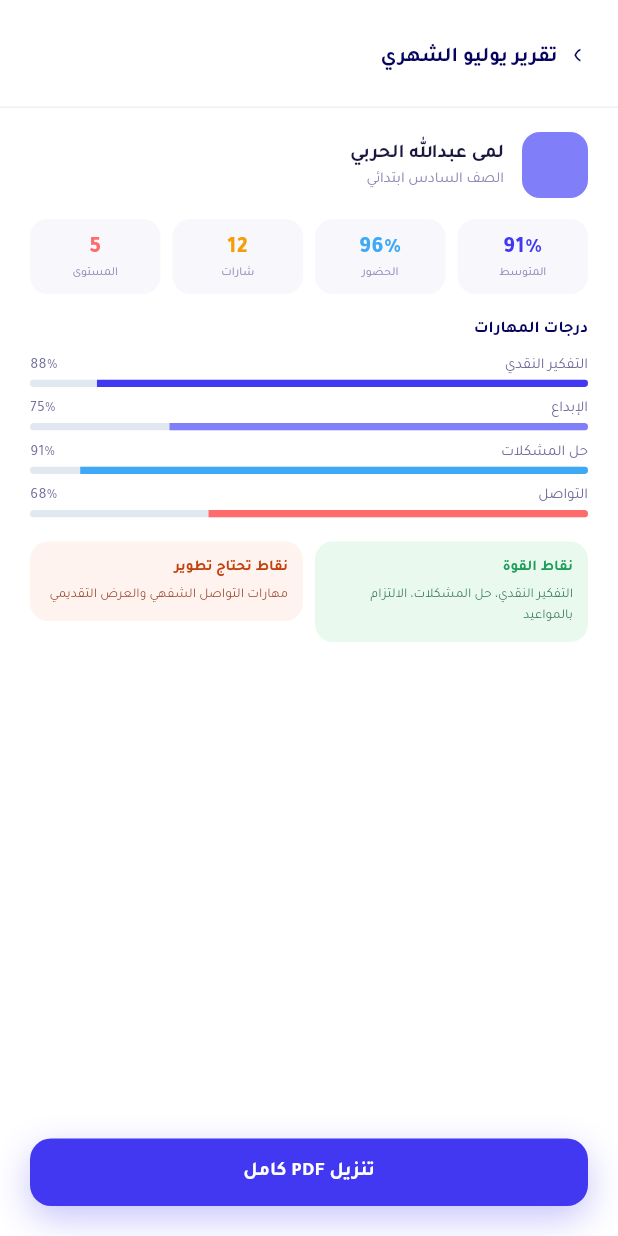
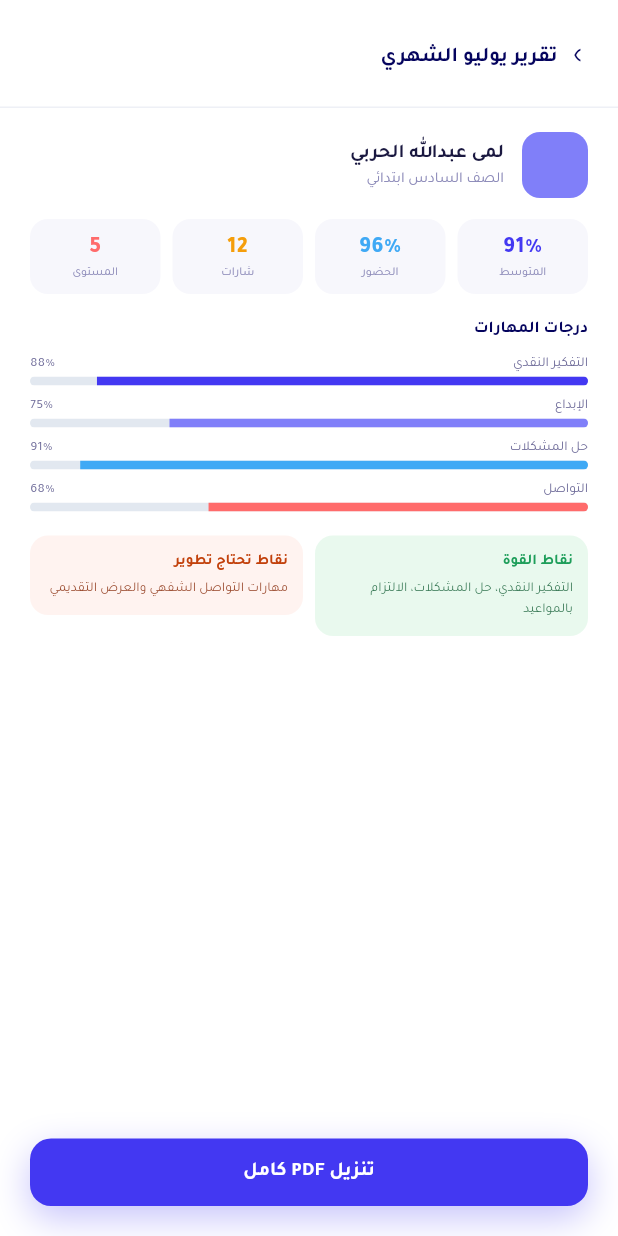
Before and after one commit to cgdmohamed/alef-mobile-app, a Flutter app: the ProfileScreen screen opened by its route, after a tap on "التقارير", after a tap on "PDF", on a phone screen of 412 x 824 dp. Run offline on Flutter 3.47's test engine with Material 3 defaults, Android fonts, the phone set to English and light mode, and no system bars; our stand-ins replace flutter_svg, go_router.

Commit message:
Fix typography sizes to match the design spec exactly
Audited every screen's text styles against the source design's exact
font declarations and corrected the ones that had drifted from shared
widgets carrying a single hardcoded size across contexts that actually
use different sizes in the source:

- Signup's form fields are more compact than login's (11px/13px labels
  and values vs. login's 12px/14px) — AuthTextField now takes size
  overrides instead of hardcoding login's spec everywhere.
- StatTile's label was fixed at 10px, but the smaller stat-tile variant
  used on parent-home/profile/reports needs 9px.
- StatusBadge was fixed at 9px with one padding/radius; the "ممتاز"
  badges on parent-home and the assignment result screen need 11px
  with larger padding, and assignment list badges need tighter padding.
- LabeledProgress was fixed at 10px; the report-detail skill bars need
  9px with a 6px track.
- PillChip's meetings-list "list view" toggle needs 10px, not the
  11px filter-chip default.
- A handful of one-off misses: the Achievements app-bar title (16px ->
  20px/800), the reports PDF badge (9px -> 14px), and the support
  chat's message input (12px -> 11px).

Co-Authored-By: Claude Sonnet 5 <noreply@anthropic.com>
Claude-Session: https://claude.ai/code/session_01Jg3gBfdGSUkjLdz5nz6mBL

```diff
--- a/lib/screens/achievements/achievements_screen.dart
+++ b/lib/screens/achievements/achievements_screen.dart
@@ -15,7 +15,7 @@ class AchievementsScreen extends StatelessWidget {
   Widget build(BuildContext context) {
     return Scaffold(
       backgroundColor: AppColors.screenBg,
-      appBar: AppBar(title: Text('الإنجازات', style: tj(16, weight: FontWeight.w700, color: AppColors.textHeading))),
+      appBar: AppBar(title: Text('الإنجازات', style: tj(20, weight: FontWeight.w800, color: AppColors.textHeading))),
       body: SectionState(
         section: DemoSection.achievements,
         loading: (context) => const _AchievementsLoading(),
--- a/lib/screens/auth/parent_consent_screen.dart
+++ b/lib/screens/auth/parent_consent_screen.dart
@@ -139,6 +139,7 @@ class _ParentConsentScreenState extends State<ParentConsentScreen> {
               OutlineButton(
                 label: 'تنزيل نسخة PDF',
                 color: AppColors.textMuted,
+                fontSize: 13,
                 onTap: () => ScaffoldMessenger.of(context).showSnackBar(const SnackBar(content: Text('تم تنزيل نسخة PDF'))),
               ),
             ],
--- a/lib/screens/meetings/meetings_list_screen.dart
+++ b/lib/screens/meetings/meetings_list_screen.dart
@@ -92,6 +92,8 @@ class _MeetingsListScreenState extends State<MeetingsListScreen> {
                         child: PillChip(
                           label: 'قائمة',
                           active: !_calendarView,
+                          fontSize: 10,
+                          padding: const EdgeInsets.symmetric(horizontal: 10, vertical: 7),
                           icon: AppIcon(IconBodies.list, size: 12, color: !_calendarView ? Colors.white : AppColors.primary, strokeWidth: 1.8),
                         ),
                       ),
--- a/lib/screens/profile/profile_screen.dart
+++ b/lib/screens/profile/profile_screen.dart
@@ -55,16 +55,16 @@ class ProfileScreen extends StatelessWidget {
                 children: [
                   Row(
                     children: [
-                      Expanded(child: StatTile(value: '5', label: 'المستوى', valueColor: AppColors.primary, valueSize: 15)),
+                      Expanded(child: StatTile(value: '5', label: 'المستوى', valueColor: AppColors.primary, valueSize: 15, labelSize: 9)),
                       const SizedBox(width: 8),
                       Expanded(
                         child: GestureDetector(
                           onTap: () => context.push('/achievements'),
-                          child: StatTile(value: '12', label: 'شارة', valueColor: AppColors.warning, valueSize: 15),
+                          child: StatTile(value: '12', label: 'شارة', valueColor: AppColors.warning, valueSize: 15, labelSize: 9),
                         ),
                       ),
                       const SizedBox(width: 8),
-                      Expanded(child: StatTile(value: '96%', label: 'الحضور', valueColor: AppColors.sky, valueSize: 15)),
+                      Expanded(child: StatTile(value: '96%', label: 'الحضور', valueColor: AppColors.sky, valueSize: 15, labelSize: 9)),
                     ],
                   ),
                   const SizedBox(height: 12),
--- a/lib/screens/reports/report_detail_screen.dart
+++ b/lib/screens/reports/report_detail_screen.dart
@@ -65,7 +65,14 @@ class ReportDetailScreen extends StatelessWidget {
                     Column(
                       children: [
                         for (final s in MockData.skillScores) ...[
-                          LabeledProgress(label: s.label, percent: s.percent, color: s.color),
+                          LabeledProgress(
+                            label: s.label,
+                            percent: s.percent,
+                            color: s.color,
+                            labelSize: 9,
+                            trackHeight: 6,
+                            gap: 2,
+                          ),
                           if (s != MockData.skillScores.last) const SizedBox(height: 7),
                         ],
                       ],
--- a/lib/screens/reports/reports_screen.dart
+++ b/lib/screens/reports/reports_screen.dart
@@ -29,11 +29,11 @@ class _ReportsScreenState extends State<ReportsScreen> {
             const SizedBox(height: 12),
             Row(
               children: const [
-                Expanded(child: StatTile(value: '91%', label: 'متوسط الأداء', valueColor: AppColors.primary, valueSize: 16)),
+                Expanded(child: StatTile(value: '91%', label: 'متوسط الأداء', valueColor: AppColors.primary, valueSize: 16, labelSize: 9)),
                 SizedBox(width: 8),
-                Expanded(child: StatTile(value: '96%', label: 'الحضور', valueColor: AppColors.sky, valueSize: 16)),
+                Expanded(child: StatTile(value: '96%', label: 'الحضور', valueColor: AppColors.sky, valueSize: 16, labelSize: 9)),
                 SizedBox(width: 8),
-                Expanded(child: StatTile(value: '12', label: 'الإنجازات', valueColor: AppColors.warning, valueSize: 16)),
+                Expanded(child: StatTile(value: '12', label: 'الإنجازات', valueColor: AppColors.warning, valueSize: 16, labelSize: 9)),
               ],
             ),
             const SizedBox(height: 12),
@@ -100,7 +100,7 @@ class _ReportsScreenState extends State<ReportsScreen> {
                         height: 36,
                         decoration: BoxDecoration(color: AppColors.dangerBg, borderRadius: BorderRadius.circular(9)),
                         alignment: Alignment.center,
-                        child: Text('PDF', style: tj(9, color: AppColors.coral)),
+                        child: Text('PDF', style: tj(14, color: AppColors.coral)),
                       ),
                       const SizedBox(width: 10),
                       Expanded(
--- a/lib/screens/support/support_screen.dart
+++ b/lib/screens/support/support_screen.dart
@@ -139,7 +139,7 @@ class _SupportScreenState extends State<SupportScreen> {
                         controller: _input,
                         textAlign: TextAlign.right,
                         onSubmitted: _send,
-                        style: tj(12, color: AppColors.textBody),
+                        style: tj(11, color: AppColors.textBody),
                         decoration: const InputDecoration(border: InputBorder.none, isDense: true, hintText: 'اكتب رسالتك...'),
                       ),
                     ),
--- a/lib/widgets/buttons.dart
+++ b/lib/widgets/buttons.dart
@@ -100,8 +100,18 @@ class PillChip extends StatelessWidget {
   final bool active;
   final VoidCallback? onTap;
   final Widget? icon;
+  final double fontSize;
+  final EdgeInsets padding;
 
-  const PillChip({super.key, required this.label, this.active = false, this.onTap, this.icon});
+  const PillChip({
+    super.key,
+    required this.label,
+    this.active = false,
+    this.onTap,
+    this.icon,
+    this.fontSize = 11,
+    this.padding = const EdgeInsets.symmetric(horizontal: 14, vertical: 7),
+  });
 
   @override
   Widget build(BuildContext context) {
@@ -111,7 +121,7 @@ class PillChip extends StatelessWidget {
         borderRadius: BorderRadius.circular(9),
         onTap: onTap,
         child: Container(
-          padding: const EdgeInsets.symmetric(horizontal: 14, vertical: 7),
+          padding: padding,
           decoration: BoxDecoration(
             color: active ? AppColors.primary : AppColors.inputFill,
             borderRadius: BorderRadius.circular(9),
@@ -122,7 +132,7 @@ class PillChip extends StatelessWidget {
               if (icon != null) ...[icon!, const SizedBox(width: 4)],
               Text(
                 label,
-                style: tj(11, weight: FontWeight.w600, color: active ? Colors.white : AppColors.textMuted),
+                style: tj(fontSize, weight: FontWeight.w600, color: active ? Colors.white : AppColors.textMuted),
               ),
             ],
           ),
--- a/lib/widgets/misc.dart
+++ b/lib/widgets/misc.dart
@@ -39,6 +39,7 @@ class StatTile extends StatelessWidget {
   final String label;
   final Color valueColor;
   final double valueSize;
+  final double labelSize;
 
   const StatTile({
     super.key,
@@ -46,6 +47,7 @@ class StatTile extends StatelessWidget {
     required this.label,
     required this.valueColor,
     this.valueSize = 18,
+    this.labelSize = 10,
   });
 
   @override
@@ -58,7 +60,7 @@ class StatTile extends StatelessWidget {
         children: [
           Text(value, style: tj(valueSize, weight: FontWeight.w800, color: valueColor)),
           const SizedBox(height: 2),
-          Text(label, style: tj(10, color: AppColors.textFaint), textAlign: TextAlign.center),
+          Text(label, style: tj(labelSize, color: AppColors.textFaint), textAlign: TextAlign.center),
         ],
       ),
     );
@@ -109,8 +111,19 @@ class LabeledProgress extends StatelessWidget {
   final String label;
   final int percent;
   final Color color;
+  final double labelSize;
+  final double trackHeight;
+  final double gap;
 
-  const LabeledProgress({super.key, required this.label, required this.percent, required this.color});
+  const LabeledProgress({
+    super.key,
+    required this.label,
+    required this.percent,
+    required this.color,
+    this.labelSize = 10,
+    this.trackHeight = 5,
+    this.gap = 3,
+  });
 
   @override
   Widget build(BuildContext context) {
@@ -118,16 +131,16 @@ class LabeledProgress extends StatelessWidget {
       crossAxisAlignment: CrossAxisAlignment.stretch,
       children: [
         Padding(
-          padding: const EdgeInsets.only(bottom: 3),
+          padding: EdgeInsets.only(bottom: gap),
           child: Row(
             mainAxisAlignment: MainAxisAlignment.spaceBetween,
             children: [
-              Text(label, style: tj(10, color: AppColors.textMuted)),
-              Text('$percent%', style: tj(10, color: AppColors.textMuted)),
+              Text(label, style: tj(labelSize, color: AppColors.textMuted)),
+              Text('$percent%', style: tj(labelSize, color: AppColors.textMuted)),
             ],
           ),
         ),
-        ProgressTrack(value: percent / 100, color: color),
+        ProgressTrack(value: percent / 100, color: color, height: trackHeight),
       ],
     );
   }
@@ -138,14 +151,26 @@ class StatusBadge extends StatelessWidget {
   final String label;
   final Color fg;
   final Color bg;
-  const StatusBadge({super.key, required this.label, required this.fg, required this.bg});
+  final double fontSize;
+  final EdgeInsets padding;
+  final double radius;
+
+  const StatusBadge({
+    super.key,
+    required this.label,
+    required this.fg,
+    required this.bg,
+    this.fontSize = 9,
+    this.padding = const EdgeInsets.symmetric(horizontal: 8, vertical: 4),
+    this.radius = 7,
+  });
 
   @override
   Widget build(BuildContext context) {
     return Container(
-      padding: const EdgeInsets.symmetric(horizontal: 8, vertical: 4),
-      decoration: BoxDecoration(color: bg, borderRadius: BorderRadius.circular(7)),
-      child: Text(label, style: tj(9, weight: FontWeight.w700, color: fg)),
+      padding: padding,
+      decoration: BoxDecoration(color: bg, borderRadius: BorderRadius.circular(radius)),
+      child: Text(label, style: tj(fontSize, weight: FontWeight.w700, color: fg)),
     );
   }
 }
```
Also changed, not shown: lib/screens/assignments/assignment_result_screen.dart (+8 -1 lines), lib/screens/assignments/assignments_list_screen.dart (+5 -3 lines), lib/screens/auth/signup_screen.dart (+10 -3 lines), lib/screens/auth/widgets/auth_text_field.dart (+9 -3 lines), lib/screens/home/parent_home_screen.dart (+11 -4 lines).
